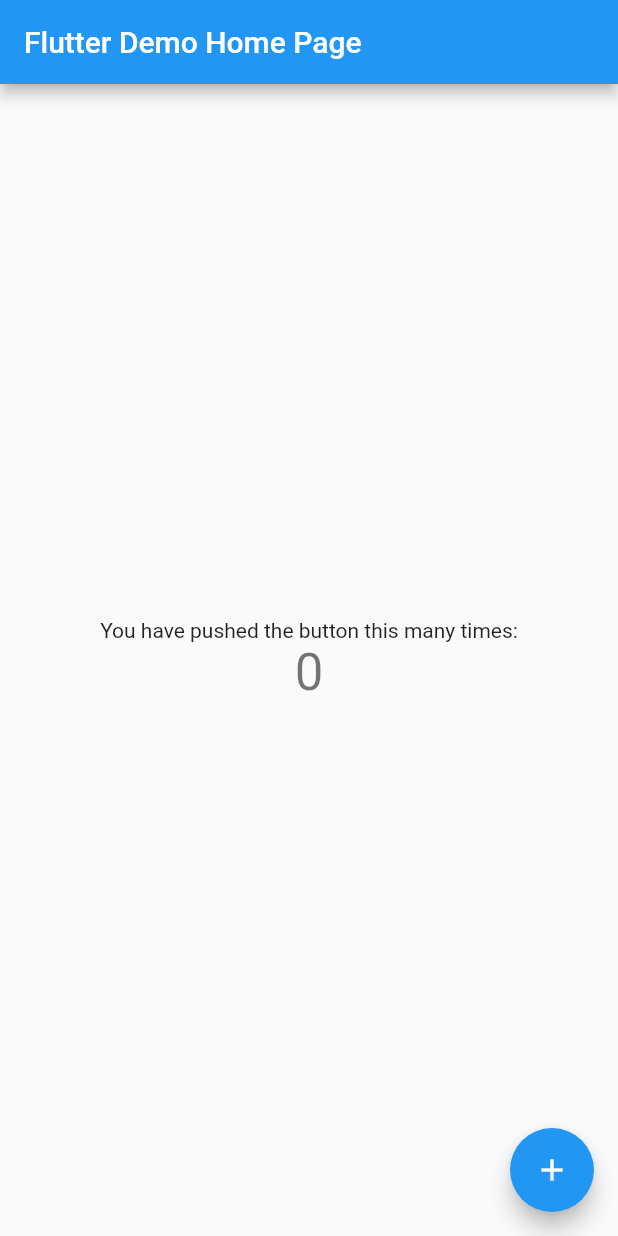
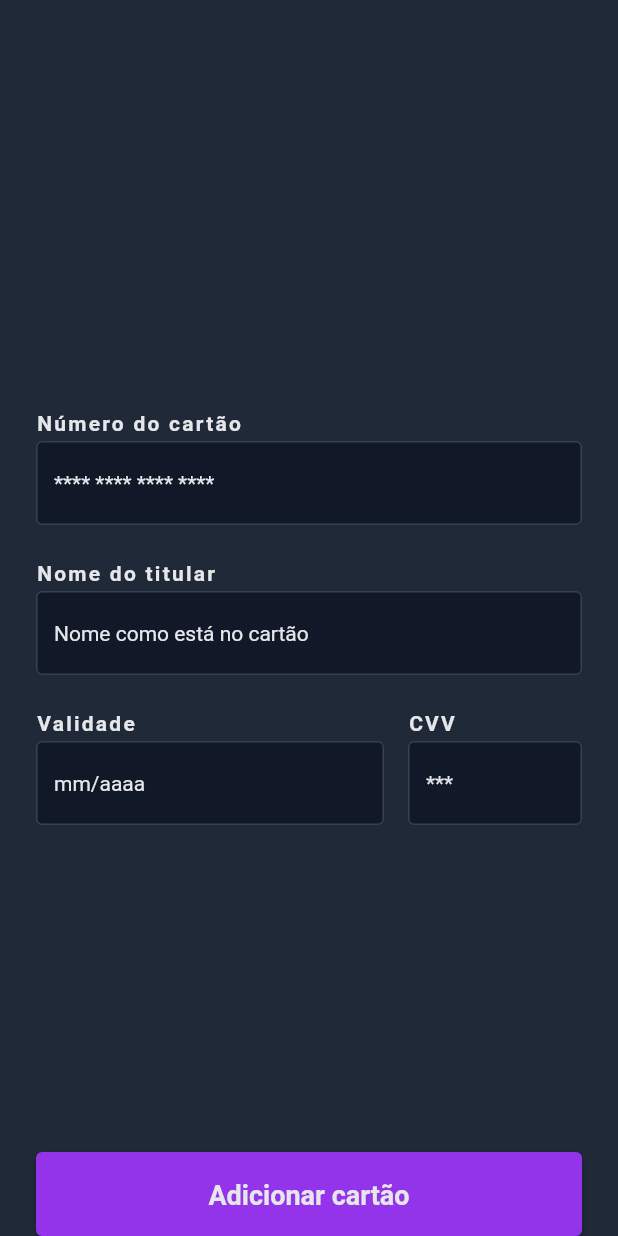
Before and after one commit to HenriqueNas/credit_card_form, a Flutter app: the screen it shows after launch, on a phone screen of 412 x 824 dp. Run offline on Flutter 3.47's test engine with Material 2 defaults, Android fonts, the phone set to English and light mode, and no system bars; Roboto replaces fonts that are missing (Source Sans Pro).

Commit message:
feat: :sparkles: add form page

```diff
--- /dev/null
+++ b/lib/form.dart
@@ -0,0 +1,144 @@
+import 'package:flutter/services.dart';
+
+import 'utils/mask_formatter.dart';
+import 'package:flutter/material.dart';
+
+class MyHomePage extends StatefulWidget {
+  const MyHomePage({super.key, required this.title});
+
+  final String title;
+
+  @override
+  State<MyHomePage> createState() => _MyHomePageState();
+}
+
+class _MyHomePageState extends State<MyHomePage> {
+  Widget get labelSpacer => const SizedBox(height: 4);
+
+  Widget get inputSpacer => const SizedBox(height: 24);
+
+  @override
+  Widget build(BuildContext context) {
+    final colorScheme = Theme.of(context).colorScheme;
+    final textTheme = Theme.of(context).textTheme;
+
+    return Scaffold(
+      backgroundColor: colorScheme.background,
+      floatingActionButtonLocation: FloatingActionButtonLocation.centerDocked,
+      floatingActionButton: Padding(
+        padding: const EdgeInsets.symmetric(horizontal: 24),
+        child: ElevatedButton(
+          onPressed: () {},
+          child: const Text('Adicionar cartão'),
+        ),
+      ),
+      body: Padding(
+        padding: const EdgeInsets.all(24),
+        child: Column(
+          mainAxisAlignment: MainAxisAlignment.center,
+          crossAxisAlignment: CrossAxisAlignment.start,
+          children: <Widget>[
+            Text('Número do cartão', style: textTheme.labelSmall),
+            labelSpacer,
+            TextField(
+              keyboardType: TextInputType.number,
+              style: textTheme.bodyMedium,
+              maxLength: 19,
+              maxLines: 1,
+              autofillHints: const [
+                AutofillHints.creditCardNumber,
+              ],
+              inputFormatters: [
+                // alow digits and space
+                FilteringTextInputFormatter.allow(RegExp(r'[0-9 ]')),
+                MaskFormatter(mask: '#### #### #### ####', separator: ' '),
+              ],
+              decoration: const InputDecoration(
+                counter: SizedBox.shrink(),
+                hintText: '**** **** **** ****',
+              ),
+            ),
+            inputSpacer,
+            Text('Nome do titular', style: textTheme.labelSmall),
+            labelSpacer,
+            TextField(
+              keyboardType: TextInputType.name,
+              style: textTheme.bodyMedium,
+              maxLength: 19,
+              maxLines: 1,
+              autofillHints: const [
+                AutofillHints.name,
+              ],
+              decoration: const InputDecoration(
+                counter: SizedBox.shrink(),
+                hintText: 'Nome como está no cartão',
+              ),
+            ),
+            inputSpacer,
+            Row(
+              children: [
+                Flexible(
+                  flex: 2,
+                  child: Column(
+                    crossAxisAlignment: CrossAxisAlignment.start,
+                    children: [
+                      Text('Validade', style: textTheme.labelSmall),
+                      labelSpacer,
+                      TextField(
+                        keyboardType: TextInputType.number,
+                        style: textTheme.bodyMedium,
+                        maxLength: 7,
+                        maxLines: 1,
+                        autofillHints: const [
+                          AutofillHints.creditCardExpirationDate,
+                        ],
+                        inputFormatters: [
+                          // alow digits and space
+                          FilteringTextInputFormatter.allow(RegExp(r'[0-9/]')),
+                          MaskFormatter(mask: '##/####', separator: '/'),
+                        ],
+                        decoration: const InputDecoration(
+                          counter: SizedBox.shrink(),
+                          hintText: 'mm/aaaa',
+                        ),
+                      ),
+                    ],
+                  ),
+                ),
+                const SizedBox(width: 16),
+                Flexible(
+                  flex: 1,
+                  child: Column(
+                    crossAxisAlignment: CrossAxisAlignment.start,
+                    children: [
+                      Text('CVV', style: textTheme.labelSmall),
+                      labelSpacer,
+                      TextField(
+                        keyboardType: TextInputType.number,
+                        style: textTheme.bodyMedium,
+                        maxLength: 3,
+                        maxLines: 1,
+                        autofillHints: const [
+                          AutofillHints.creditCardSecurityCode,
+                        ],
+                        inputFormatters: [
+                          // alow digits and space
+                          FilteringTextInputFormatter.allow(RegExp(r'[0-9]')),
+                          MaskFormatter(mask: '###', separator: ''),
+                        ],
+                        decoration: const InputDecoration(
+                          counter: SizedBox.shrink(),
+                          hintText: '***',
+                        ),
+                      ),
+                    ],
+                  ),
+                ),
+              ],
+            ),
+          ],
+        ),
+      ),
+    );
+  }
+}
--- a/lib/main.dart
+++ b/lib/main.dart
@@ -1,4 +1,7 @@
 import 'package:flutter/material.dart';
+
+import 'form.dart';
+import 'theme/theme_data.dart';
 
 void main() {
   runApp(const MyApp());
@@ -7,109 +10,12 @@
 class MyApp extends StatelessWidget {
   const MyApp({super.key});
 
-  // This widget is the root of your application.
   @override
   Widget build(BuildContext context) {
     return MaterialApp(
       title: 'Flutter Demo',
-      theme: ThemeData(
-        // This is the theme of your application.
-        //
-        // Try running your application with "flutter run". You'll see the
-        // application has a blue toolbar. Then, without quitting the app, try
-        // changing the primarySwatch below to Colors.green and then invoke
-        // "hot reload" (press "r" in the console where you ran "flutter run",
-        // or simply save your changes to "hot reload" in a Flutter IDE).
-        // Notice that the counter didn't reset back to zero; the application
-        // is not restarted.
-        primarySwatch: Colors.blue,
-      ),
+      theme: lightTheme,
       home: const MyHomePage(title: 'Flutter Demo Home Page'),
     );
   }
 }
-
-class MyHomePage extends StatefulWidget {
-  const MyHomePage({super.key, required this.title});
-
-  // This widget is the home page of your application. It is stateful, meaning
-  // that it has a State object (defined below) that contains fields that affect
-  // how it looks.
-
-  // This class is the configuration for the state. It holds the values (in this
-  // case the title) provided by the parent (in this case the App widget) and
-  // used by the build method of the State. Fields in a Widget subclass are
-  // always marked "final".
-
-  final String title;
-
-  @override
-  State<MyHomePage> createState() => _MyHomePageState();
-}
-
-class _MyHomePageState extends State<MyHomePage> {
-  int _counter = 0;
-
-  void _incrementCounter() {
-    setState(() {
-      // This call to setState tells the Flutter framework that something has
-      // changed in this State, which causes it to rerun the build method below
-      // so that the display can reflect the updated values. If we changed
-      // _counter without calling setState(), then the build method would not be
-      // called again, and so nothing would appear to happen.
-      _counter++;
-    });
-  }
-
-  @override
-  Widget build(BuildContext context) {
-    // This method is rerun every time setState is called, for instance as done
-    // by the _incrementCounter method above.
-    //
-    // The Flutter framework has been optimized to make rerunning build methods
-    // fast, so that you can just rebuild anything that needs updating rather
-    // than having to individually change instances of widgets.
-    return Scaffold(
-      appBar: AppBar(
-        // Here we take the value from the MyHomePage object that was created by
-        // the App.build method, and use it to set our appbar title.
-        title: Text(widget.title),
-      ),
-      body: Center(
-        // Center is a layout widget. It takes a single child and positions it
-        // in the middle of the parent.
-        child: Column(
-          // Column is also a layout widget. It takes a list of children and
-          // arranges them vertically. By default, it sizes itself to fit its
-          // children horizontally, and tries to be as tall as its parent.
-          //
-          // Invoke "debug painting" (press "p" in the console, choose the
-          // "Toggle Debug Paint" action from the Flutter Inspector in Android
-          // Studio, or the "Toggle Debug Paint" command in Visual Studio Code)
-          // to see the wireframe for each widget.
-          //
-          // Column has various properties to control how it sizes itself and
-          // how it positions its children. Here we use mainAxisAlignment to
-          // center the children vertically; the main axis here is the vertical
-          // axis because Columns are vertical (the cross axis would be
-          // horizontal).
-          mainAxisAlignment: MainAxisAlignment.center,
-          children: <Widget>[
-            const Text(
-              'You have pushed the button this many times:',
-            ),
-            Text(
-              '$_counter',
-              style: Theme.of(context).textTheme.headline4,
-            ),
-          ],
-        ),
-      ),
-      floatingActionButton: FloatingActionButton(
-        onPressed: _incrementCounter,
-        tooltip: 'Increment',
-        child: const Icon(Icons.add),
-      ), // This trailing comma makes auto-formatting nicer for build methods.
-    );
-  }
-}
--- /dev/null
+++ b/lib/utils/mask_formatter.dart
@@ -0,0 +1,32 @@
+import 'package:flutter/services.dart';
+
+class MaskFormatter extends TextInputFormatter {
+  final String mask;
+  final String separator;
+
+  MaskFormatter({
+    required this.mask,
+    required this.separator,
+  });
+
+  @override
+  TextEditingValue formatEditUpdate(
+      TextEditingValue oldValue, TextEditingValue newValue) {
+    if (newValue.text.isNotEmpty) {
+      if (newValue.text.length > oldValue.text.length) {
+        if (newValue.text.length > mask.length) return oldValue;
+        if (newValue.text.length < mask.length &&
+            mask[newValue.text.length - 1] == separator) {
+          return TextEditingValue(
+            text:
+                '${oldValue.text}$separator${newValue.text.substring(newValue.text.length - 1)}',
+            selection: TextSelection.collapsed(
+              offset: newValue.selection.end + 1,
+            ),
+          );
+        }
+      }
+    }
+    return newValue;
+  }
+}
```
